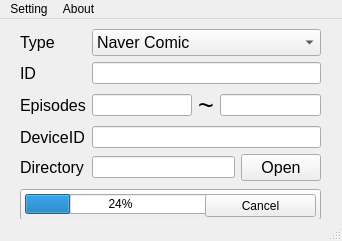
Old version of the form webtoon-downloader.ui in the repository mockuser404/JcopWebtoonDownloader.
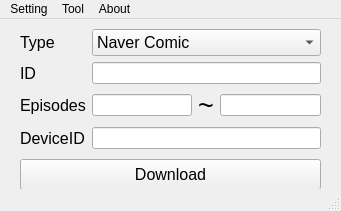
New version of the form.

Commit message: add search system. add default dir. change rea cookie system. add open download file folder

What changed in the file:
```diff
--- a/webtoon-downloader.ui
+++ b/webtoon-downloader.ui
@@ -6,8 +6,8 @@
    <rect>
     <x>0</x>
     <y>0</y>
-    <width>342</width>
-    <height>241</height>
+    <width>341</width>
+    <height>211</height>
    </rect>
   </property>
   <property name="windowTitle">
@@ -20,7 +20,7 @@
       <x>20</x>
       <y>10</y>
       <width>301</width>
-      <height>152</height>
+      <height>155</height>
      </rect>
     </property>
     <layout class="QFormLayout" name="formLayout_2">
@@ -132,43 +132,6 @@
      <item row="3" column="1">
       <widget class="QLineEdit" name="lineEdit_deviceid"/>
      </item>
-     <item row="4" column="0">
-      <widget class="QLabel" name="label_6">
-       <property name="font">
-        <font>
-         <family>Arial</family>
-         <pointsize>12</pointsize>
-        </font>
-       </property>
-       <property name="text">
-        <string>Directory</string>
-       </property>
-      </widget>
-     </item>
-     <item row="4" column="1">
-      <layout class="QHBoxLayout" name="horizontalLayout_2">
-       <item>
-        <widget class="QLineEdit" name="lineEdit_directory">
-         <property name="frame">
-          <bool>true</bool>
-         </property>
-        </widget>
-       </item>
-       <item>
-        <widget class="QPushButton" name="pushButton_open">
-         <property name="font">
-          <font>
-           <family>Arial</family>
-           <pointsize>12</pointsize>
-          </font>
-         </property>
-         <property name="text">
-          <string>Open</string>
-         </property>
-        </widget>
-       </item>
-      </layout>
-     </item>
      <item row="1" column="1">
       <widget class="QLineEdit" name="lineEdit_id"/>
      </item>
@@ -181,7 +144,7 @@
     <property name="geometry">
      <rect>
       <x>20</x>
-      <y>170</y>
+      <y>140</y>
       <width>301</width>
       <height>31</height>
      </rect>
@@ -202,35 +165,6 @@
      <string>Download</string>
     </property>
    </widget>
-   <widget class="QProgressBar" name="progressBar">
-    <property name="geometry">
-     <rect>
-      <x>25</x>
-      <y>175</y>
-      <width>191</width>
-      <height>20</height>
-     </rect>
-    </property>
-    <property name="cursor">
-     <cursorShape>WaitCursor</cursorShape>
-    </property>
-    <property name="value">
-     <number>24</number>
-    </property>
-   </widget>
-   <widget class="QPushButton" name="pushButton">
-    <property name="geometry">
-     <rect>
-      <x>205</x>
-      <y>175</y>
-      <width>111</width>
-      <height>23</height>
-     </rect>
-    </property>
-    <property name="text">
-     <string>Cancel</string>
-    </property>
-   </widget>
    <zorder>pushButton_download</zorder>
    <zorder>formLayoutWidget</zorder>
    <zorder>progressBar</zorder>
@@ -241,7 +175,7 @@
     <rect>
      <x>0</x>
      <y>0</y>
-     <width>342</width>
+     <width>341</width>
      <height>21</height>
     </rect>
    </property>
@@ -256,8 +190,16 @@
      <string>About</string>
     </property>
     <addaction name="actionVersion"/>
+    <addaction name="actionVisit_Blog_3"/>
+   </widget>
+   <widget class="QMenu" name="menuTool">
+    <property name="title">
+     <string>Tool</string>
+    </property>
+    <addaction name="actionOpen_Download_Folder"/>
    </widget>
    <addaction name="menuSetting"/>
+   <addaction name="menuTool"/>
    <addaction name="menuVersion"/>
   </widget>
   <widget class="QStatusBar" name="statusbar"/>
```
Left out of the diff: 68 changed lines with no effect on the pictures. The commit also changes 9 other files.
